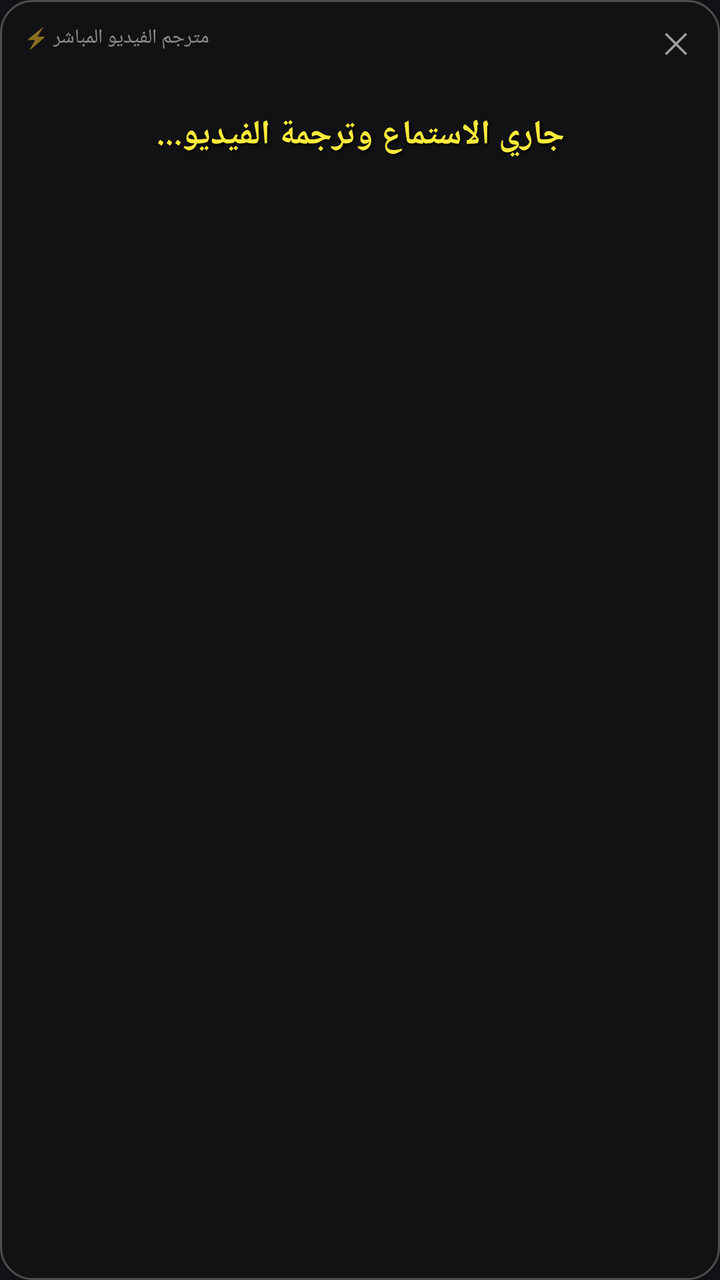
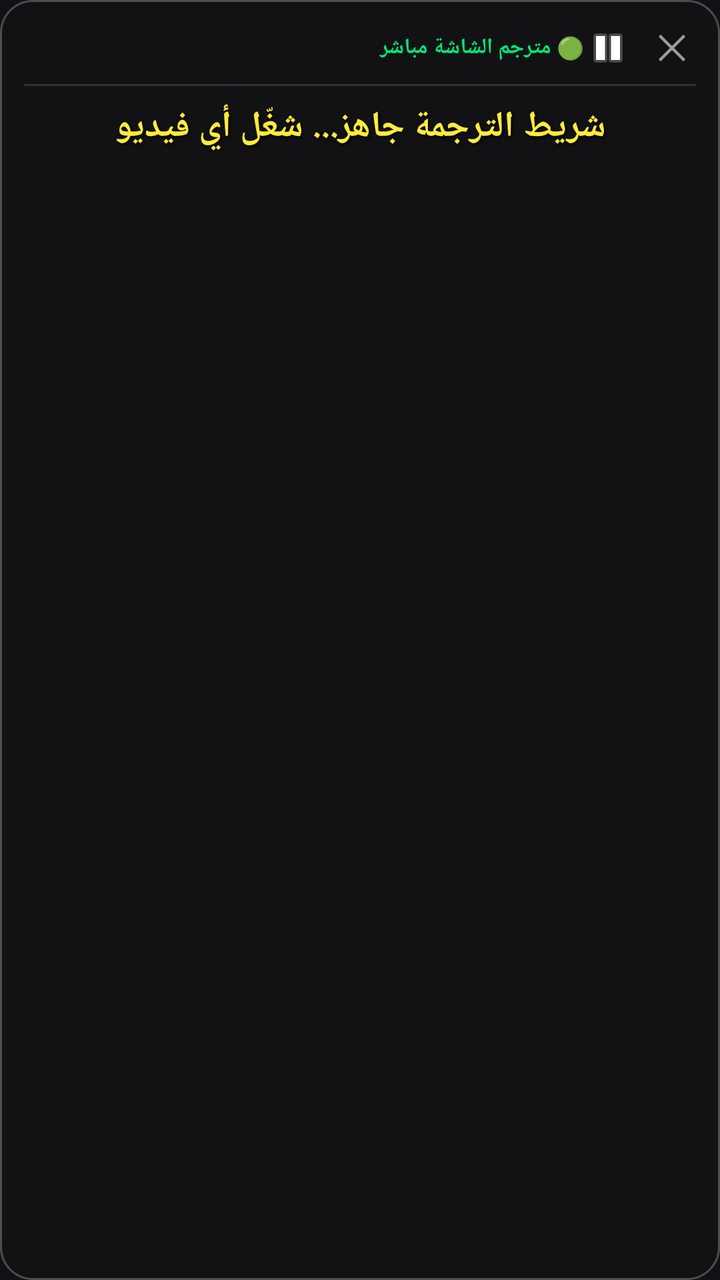

Screens rendered from an Android XML layout before and after an edit, with the pre-edit source and the edit as a unified diff.
<!-- AndroidManifest.xml: application theme Theme.LiveVideoTranslator -->
<!-- res/layout/layout_floating_subtitle.xml -->
<?xml version="1.0" encoding="utf-8"?>
<LinearLayout xmlns:android="http://schemas.android.com/apk/res/android"
    android:id="@+id/overlayRoot"
    android:layout_width="match_parent"
    android:layout_height="wrap_content"
    android:background="@drawable/bg_floating_overlay"
    android:orientation="vertical"
    android:padding="12dp">

    
    <RelativeLayout
        android:layout_width="match_parent"
        android:layout_height="wrap_content"
        android:layout_marginBottom="4dp">

        <TextView
            android:layout_width="wrap_content"
            android:layout_height="wrap_content"
            android:layout_alignParentStart="true"
            android:text="مترجم الفيديو المباشر ⚡"
            android:textColor="#80FFFFFF"
            android:textSize="10sp" />

        <ImageView
            android:id="@+id/btnClose"
            android:layout_width="20dp"
            android:layout_height="20dp"
            android:layout_alignParentEnd="true"
            android:src="@android:drawable/ic_menu_close_clear_cancel"
            android:contentDescription="إغلاق" />
    </RelativeLayout>

    
    <TextView
        android:id="@+id/tvEnglish"
        android:layout_width="match_parent"
        android:layout_height="wrap_content"
        android:gravity="center"
        android:textColor="#E0E0E0"
        android:textSize="13sp"
        android:visibility="visible" />

    
    <TextView
        android:id="@+id/tvArabic"
        android:layout_width="match_parent"
        android:layout_height="wrap_content"
        android:layout_marginTop="2dp"
        android:gravity="center"
        android:shadowColor="#FF000000"
        android:shadowDx="1.5"
        android:shadowDy="1.5"
        android:shadowRadius="3"
        android:text="جاري الاستماع وترجمة الفيديو..."
        android:textColor="#FFEB3B"
        android:textSize="17sp"
        android:textStyle="bold" />

</LinearLayout>
<!-- resources referenced by this layout -->
<resources>
  <!-- drawable bg_floating_overlay (drawable) -->
  <?xml version="1.0" encoding="utf-8"?>
  <shape xmlns:android="http://schemas.android.com/apk/res/android"
      android:shape="rectangle">
      <solid android:color="#D9121216" />
      <corners android:radius="16dp" />
      <stroke android:width="1dp" android:color="#40FFFFFF" />
  </shape>
  <style name="Theme.LiveVideoTranslator" parent="Theme.MaterialComponents.DayNight.NoActionBar">
          <item name="colorPrimary">@color/primary</item>
          <item name="colorPrimaryDark">@color/primary_dark</item>
          <item name="colorAccent">@color/accent</item>
          <item name="android:windowBackground">@color/background_dark</item>
      </style>
  <color name="primary">#2962FF</color>
  <color name="primary_dark">#0039CB</color>
  <color name="accent">#FFEB3B</color>
  <color name="background_dark">#121216</color>
</resources>

<!-- the commit's change to res/layout/layout_floating_subtitle.xml (unified diff, before → after) -->
@@ -3,32 +3,53 @@
     android:id="@+id/overlayRoot"
     android:layout_width="match_parent"
     android:layout_height="wrap_content"
+    android:layout_margin="8dp"
     android:background="@drawable/bg_floating_overlay"
     android:orientation="vertical"
     android:padding="12dp">
 
     
-    <RelativeLayout
+    <LinearLayout
+        android:id="@+id/dragBar"
         android:layout_width="match_parent"
         android:layout_height="wrap_content"
-        android:layout_marginBottom="4dp">
+        android:gravity="center_vertical"
+        android:orientation="horizontal"
+        android:paddingBottom="6dp">
 
         <TextView
-            android:layout_width="wrap_content"
+            android:id="@+id/tvLiveStatus"
+            android:layout_width="0dp"
             android:layout_height="wrap_content"
-            android:layout_alignParentStart="true"
-            android:text="مترجم الفيديو المباشر ⚡"
-            android:textColor="#80FFFFFF"
-            android:textSize="10sp" />
+            android:layout_weight="1"
+            android:text="🟢 مترجم الشاشة مباشر"
+            android:textColor="#00E676"
+            android:textSize="11sp"
+            android:textStyle="bold" />
+
+        <ImageView
+            android:id="@+id/btnPauseResume"
+            android:layout_width="24dp"
+            android:layout_height="24dp"
+            android:layout_marginEnd="8dp"
+            android:background="?attr/selectableItemBackgroundBorderless"
+            android:contentDescription="إيقاف مؤقت"
+            android:src="@android:drawable/ic_media_pause" />
 
         <ImageView
             android:id="@+id/btnClose"
-            android:layout_width="20dp"
-            android:layout_height="20dp"
-            android:layout_alignParentEnd="true"
-            android:src="@android:drawable/ic_menu_close_clear_cancel"
-            android:contentDescription="إغلاق" />
-    </RelativeLayout>
+            android:layout_width="24dp"
+            android:layout_height="24dp"
+            android:background="?attr/selectableItemBackgroundBorderless"
+            android:contentDescription="إغلاق"
+            android:src="@android:drawable/ic_menu_close_clear_cancel" />
+    </LinearLayout>
+
+    <View
+        android:layout_width="match_parent"
+        android:layout_height="1dp"
+        android:layout_marginBottom="6dp"
+        android:background="#20FFFFFF" />
 
     
     <TextView
@@ -36,9 +57,9 @@
         android:layout_width="match_parent"
         android:layout_height="wrap_content"
         android:gravity="center"
-        android:textColor="#E0E0E0"
+        android:textColor="#D0D0D0"
         android:textSize="13sp"
-        android:visibility="visible" />
+        android:visibility="gone" />
 
     
     <TextView
@@ -50,10 +71,10 @@
         android:shadowColor="#FF000000"
         android:shadowDx="1.5"
         android:shadowDy="1.5"
-        android:shadowRadius="3"
-        android:text="جاري الاستماع وترجمة الفيديو..."
+        android:shadowRadius="4"
+        android:text="شريط الترجمة جاهز... شغّل أي فيديو"
         android:textColor="#FFEB3B"
-        android:textSize="17sp"
+        android:textSize="18sp"
         android:textStyle="bold" />
 
 </LinearLayout>
